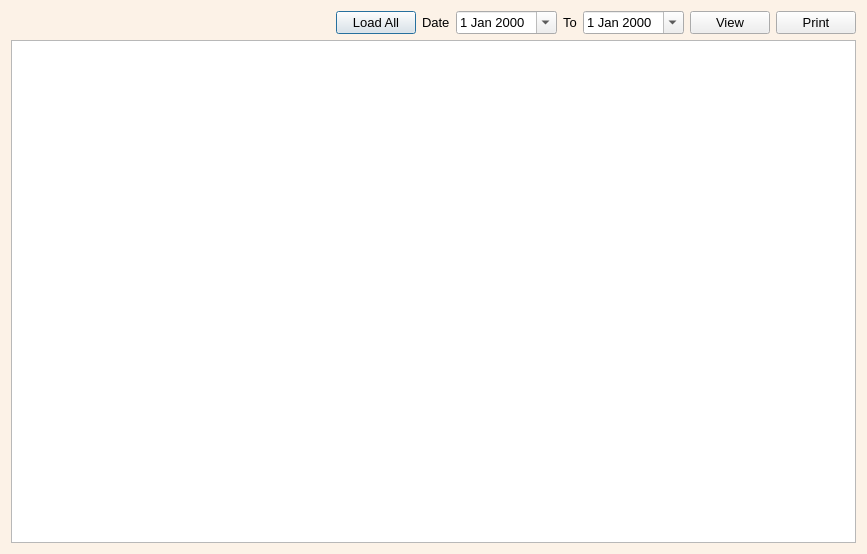
The window that ui/accounthistory.ui (ansarul543/pos-inventory) describes before a commit, drawn with Qt 5.
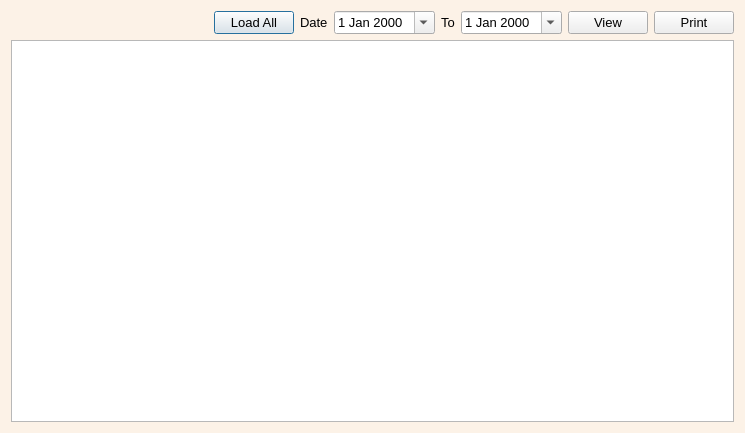
The same window after the commit.

Patch:
```diff
--- a/ui/accounthistory.ui
+++ b/ui/accounthistory.ui
@@ -9,8 +9,8 @@
    <rect>
     <x>0</x>
     <y>0</y>
-    <width>867</width>
-    <height>554</height>
+    <width>745</width>
+    <height>433</height>
    </rect>
   </property>
   <property name="windowTitle">
```
